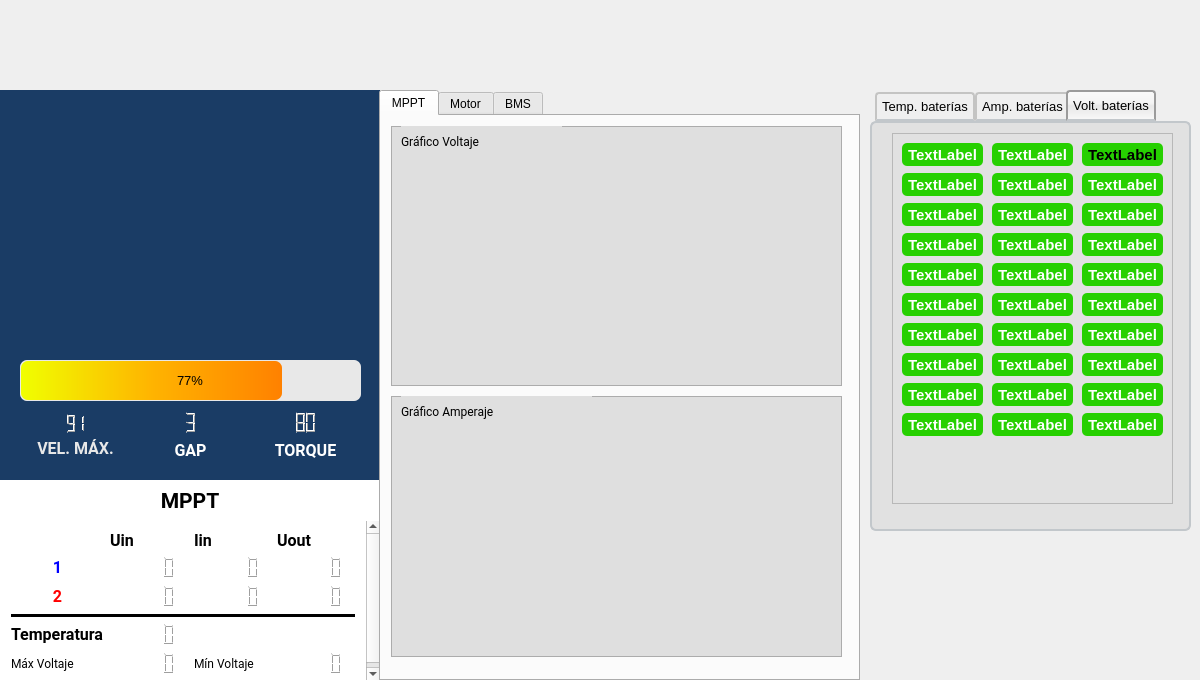
Above: dialog.ui from bryanbizarro/monitor-eolian before the change. Below: the same form after it.
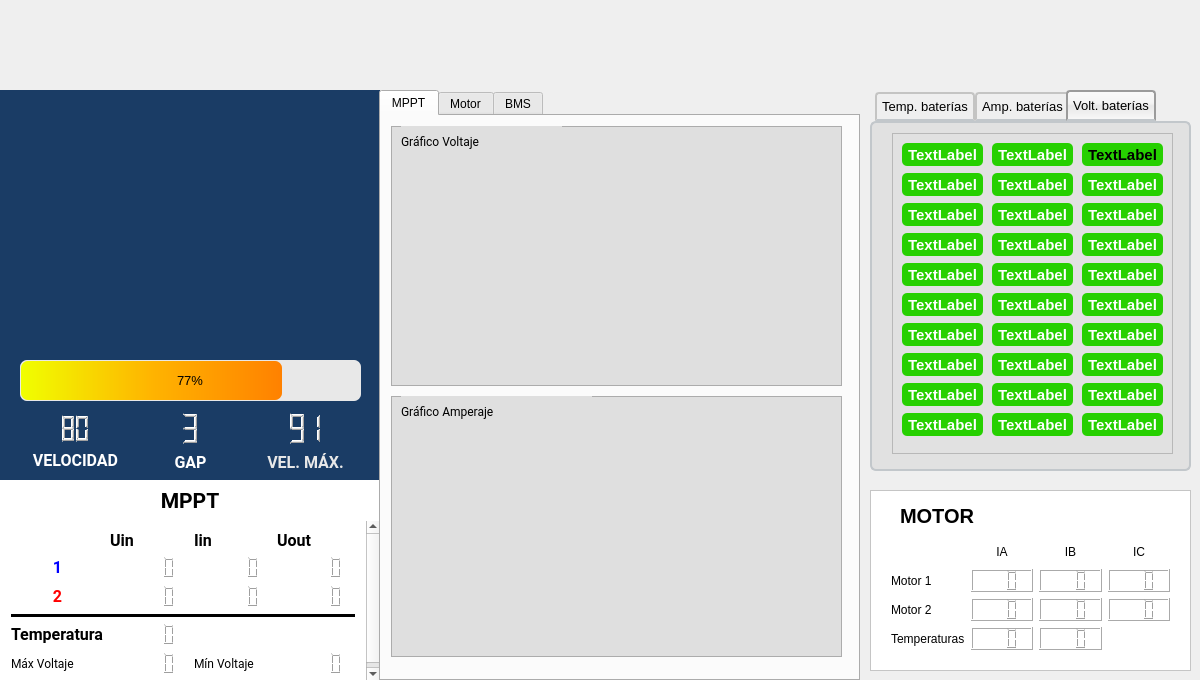
That is the form after the change. The open tabs and pages were chosen to show the change. Icons and pictures are not drawn. Custom widgets are drawn as their Qt base class.

```diff
--- a/dialog.ui
+++ b/dialog.ui
@@ -1174,7 +1174,7 @@
       <x>10</x>
       <y>310</y>
       <width>361</width>
-      <height>71</height>
+      <height>83</height>
      </rect>
     </property>
     <layout class="QHBoxLayout" name="horizontalLayout">
@@ -1193,6 +1193,144 @@
         <number>2</number>
        </property>
        <item>
+        <widget class="QLCDNumber" name="lcd_velocidad">
+         <property name="maximumSize">
+          <size>
+           <width>16777215</width>
+           <height>16777215</height>
+          </size>
+         </property>
+         <property name="font">
+          <font>
+           <family>Roboto</family>
+           <pointsize>48</pointsize>
+          </font>
+         </property>
+         <property name="layoutDirection">
+          <enum>Qt::LeftToRight</enum>
+         </property>
+         <property name="styleSheet">
+          <string notr="true">background: transparent;
+border: none;
+background-repeat: none;
+color:rgb(232, 232, 232);</string>
+         </property>
+         <property name="frameShape">
+          <enum>QFrame::StyledPanel</enum>
+         </property>
+         <property name="frameShadow">
+          <enum>QFrame::Raised</enum>
+         </property>
+         <property name="smallDecimalPoint">
+          <bool>false</bool>
+         </property>
+         <property name="digitCount">
+          <number>2</number>
+         </property>
+         <property name="mode">
+          <enum>QLCDNumber::Dec</enum>
+         </property>
+         <property name="intValue" stdset="0">
+          <number>80</number>
+         </property>
+        </widget>
+       </item>
+       <item>
+        <widget class="QLabel" name="label_3">
+         <property name="maximumSize">
+          <size>
+           <width>16777215</width>
+           <height>20</height>
+          </size>
+         </property>
+         <property name="font">
+          <font>
+           <family>Roboto</family>
+           <pointsize>12</pointsize>
+           <weight>75</weight>
+           <bold>true</bold>
+          </font>
+         </property>
+         <property name="styleSheet">
+          <string notr="true">background-color: transparent;
+background: none;
+border: none;
+background-repeat: none;
+color: #FFF;</string>
+         </property>
+         <property name="text">
+          <string>VELOCIDAD</string>
+         </property>
+         <property name="alignment">
+          <set>Qt::AlignCenter</set>
+         </property>
+        </widget>
+       </item>
+      </layout>
+     </item>
+     <item>
+      <layout class="QVBoxLayout" name="verticalLayout_5">
+       <item>
+        <widget class="QLCDNumber" name="lcd_gap">
+         <property name="maximumSize">
+          <size>
+           <width>16777215</width>
+           <height>16777215</height>
+          </size>
+         </property>
+         <property name="styleSheet">
+          <string notr="true">background: transparent;
+border: none;
+background-repeat: none;
+color:rgb(232, 232, 232);</string>
+         </property>
+         <property name="digitCount">
+          <number>1</number>
+         </property>
+         <property name="intValue" stdset="0">
+          <number>3</number>
+         </property>
+        </widget>
+       </item>
+       <item>
+        <widget class="QLabel" name="label_4">
+         <property name="maximumSize">
+          <size>
+           <width>16777215</width>
+           <height>20</height>
+          </size>
+         </property>
+         <property name="font">
+          <font>
+           <family>Roboto</family>
+           <pointsize>12</pointsize>
+           <weight>75</weight>
+           <bold>true</bold>
+          </font>
+         </property>
+         <property name="styleSheet">
+          <string notr="true">background-color: transparent;
+background: none;
+border: none;
+background-repeat: none;
+color: #FFF;</string>
+         </property>
+         <property name="text">
+          <string notr="true">GAP</string>
+         </property>
+         <property name="scaledContents">
+          <bool>false</bool>
+         </property>
+         <property name="alignment">
+          <set>Qt::AlignCenter</set>
+         </property>
+        </widget>
+       </item>
+      </layout>
+     </item>
+     <item>
+      <layout class="QVBoxLayout" name="verticalLayout_4">
+       <item>
         <widget class="QLCDNumber" name="lcd_max_speed">
          <property name="maximumSize">
           <size>
@@ -1273,144 +1411,6 @@
        </item>
       </layout>
      </item>
-     <item>
-      <layout class="QVBoxLayout" name="verticalLayout_5">
-       <item>
-        <widget class="QLCDNumber" name="lcd_gap">
-         <property name="maximumSize">
-          <size>
-           <width>16777215</width>
-           <height>16777215</height>
-          </size>
-         </property>
-         <property name="styleSheet">
-          <string notr="true">background: transparent;
-border: none;
-background-repeat: none;
-color:rgb(232, 232, 232);</string>
-         </property>
-         <property name="digitCount">
-          <number>1</number>
-         </property>
-         <property name="intValue" stdset="0">
-          <number>3</number>
-         </property>
-        </widget>
-       </item>
-       <item>
-        <widget class="QLabel" name="label_4">
-         <property name="maximumSize">
-          <size>
-           <width>16777215</width>
-           <height>20</height>
-          </size>
-         </property>
-         <property name="font">
-          <font>
-           <family>Roboto</family>
-           <pointsize>12</pointsize>
-           <weight>75</weight>
-           <bold>true</bold>
-          </font>
-         </property>
-         <property name="styleSheet">
-          <string notr="true">background-color: transparent;
-background: none;
-border: none;
-background-repeat: none;
-color: #FFF;</string>
-         </property>
-         <property name="text">
-          <string notr="true">GAP</string>
-         </property>
-         <property name="scaledContents">
-          <bool>false</bool>
-         </property>
-         <property name="alignment">
-          <set>Qt::AlignCenter</set>
-         </property>
-        </widget>
-       </item>
-      </layout>
-     </item>
-     <item>
-      <layout class="QVBoxLayout" name="verticalLayout_4">
-       <item>
-        <widget class="QLCDNumber" name="lcd_torque">
-         <property name="maximumSize">
-          <size>
-           <width>16777215</width>
-           <height>16777215</height>
-          </size>
-         </property>
-         <property name="font">
-          <font>
-           <family>Roboto</family>
-           <pointsize>48</pointsize>
-          </font>
-         </property>
-         <property name="layoutDirection">
-          <enum>Qt::LeftToRight</enum>
-         </property>
-         <property name="styleSheet">
-          <string notr="true">background: transparent;
-border: none;
-background-repeat: none;
-color:rgb(232, 232, 232);</string>
-         </property>
-         <property name="frameShape">
-          <enum>QFrame::StyledPanel</enum>
-         </property>
-         <property name="frameShadow">
-          <enum>QFrame::Raised</enum>
-         </property>
-         <property name="smallDecimalPoint">
-          <bool>false</bool>
-         </property>
-         <property name="digitCount">
-          <number>2</number>
-         </property>
-         <property name="mode">
-          <enum>QLCDNumber::Dec</enum>
-         </property>
-         <property name="intValue" stdset="0">
-          <number>80</number>
-         </property>
-        </widget>
-       </item>
-       <item>
-        <widget class="QLabel" name="label_3">
-         <property name="maximumSize">
-          <size>
-           <width>16777215</width>
-           <height>20</height>
-          </size>
-         </property>
-         <property name="font">
-          <font>
-           <family>Roboto</family>
-           <pointsize>12</pointsize>
-           <weight>75</weight>
-           <bold>true</bold>
-          </font>
-         </property>
-         <property name="styleSheet">
-          <string notr="true">background-color: transparent;
-background: none;
-border: none;
-background-repeat: none;
-color: #FFF;</string>
-         </property>
-         <property name="text">
-          <string>TORQUE</string>
-         </property>
-         <property name="alignment">
-          <set>Qt::AlignCenter</set>
-         </property>
-        </widget>
-       </item>
-      </layout>
-     </item>
     </layout>
    </widget>
    <widget class="QWidget" name="verticalLayoutWidget">
@@ -1431,7 +1431,7 @@
      <x>870</x>
      <y>90</y>
      <width>321</width>
-     <height>441</height>
+     <height>381</height>
     </rect>
    </property>
    <property name="font">
@@ -3975,7 +3975,7 @@
        <x>20</x>
        <y>10</y>
        <width>281</width>
-       <height>371</height>
+       <height>321</height>
       </rect>
      </property>
      <property name="frameShape">
@@ -4557,6 +4557,162 @@
     </widget>
    </widget>
   </widget>
+  <widget class="QFrame" name="frame_2">
+   <property name="geometry">
+    <rect>
+     <x>870</x>
+     <y>490</y>
+     <width>321</width>
+     <height>181</height>
+    </rect>
+   </property>
+   <property name="styleSheet">
+    <string notr="true">background-color:#FFF;
+</string>
+   </property>
+   <property name="frameShape">
+    <enum>QFrame::StyledPanel</enum>
+   </property>
+   <property name="frameShadow">
+    <enum>QFrame::Raised</enum>
+   </property>
+   <widget class="QLabel" name="label_31">
+    <property name="geometry">
+     <rect>
+      <x>30</x>
+      <y>10</y>
+      <width>81</width>
+      <height>31</height>
+     </rect>
+    </property>
+    <property name="styleSheet">
+     <string notr="true">font-size:20px;
+font-weight: bold;</string>
+    </property>
+    <property name="text">
+     <string>MOTOR</string>
+    </property>
+   </widget>
+   <widget class="QWidget" name="gridLayoutWidget">
+    <property name="geometry">
+     <rect>
+      <x>10</x>
+      <y>40</y>
+      <width>301</width>
+      <height>131</height>
+     </rect>
+    </property>
+    <layout class="QGridLayout" name="gridLayout_3">
+     <item row="1" column="3">
+      <widget class="QLCDNumber" name="lcd_eng1_IB">
+       <property name="digitCount">
+        <number>3</number>
+       </property>
+      </widget>
+     </item>
+     <item row="1" column="2">
+      <widget class="QLCDNumber" name="lcd_eng1_IA">
+       <property name="digitCount">
+        <number>3</number>
+       </property>
+      </widget>
+     </item>
+     <item row="2" column="4">
+      <widget class="QLCDNumber" name="lcd_eng2_IC">
+       <property name="digitCount">
+        <number>3</number>
+       </property>
+      </widget>
+     </item>
+     <item row="2" column="0">
+      <widget class="QLabel" name="label_34">
+       <property name="text">
+        <string>Motor 2</string>
+       </property>
+      </widget>
+     </item>
+     <item row="0" column="4">
+      <widget class="QLabel" name="label_36">
+       <property name="text">
+        <string>IC</string>
+       </property>
+       <property name="alignment">
+        <set>Qt::AlignCenter</set>
+       </property>
+      </widget>
+     </item>
+     <item row="0" column="3">
+      <widget class="QLabel" name="label_35">
+       <property name="text">
+        <string>IB</string>
+       </property>
+       <property name="alignment">
+        <set>Qt::AlignCenter</set>
+       </property>
+      </widget>
+     </item>
+     <item row="2" column="2">
+      <widget class="QLCDNumber" name="lcd_eng2_IA">
+       <property name="digitCount">
+        <number>3</number>
+       </property>
+      </widget>
+     </item>
+     <item row="0" column="2">
+      <widget class="QLabel" name="label_33">
+       <property name="text">
+        <string>IA</string>
+       </property>
+       <property name="alignment">
+        <set>Qt::AlignCenter</set>
+       </property>
+      </widget>
+     </item>
+     <item row="1" column="4">
+      <widget class="QLCDNumber" name="lcd_eng1_IC">
+       <property name="digitCount">
+        <number>3</number>
+       </property>
+      </widget>
+     </item>
+     <item row="2" column="3">
+      <widget class="QLCDNumber" name="lcd_eng2_IB">
+       <property name="digitCount">
+        <number>3</number>
+       </property>
+      </widget>
+     </item>
+     <item row="1" column="0">
+      <widget class="QLabel" name="label_32">
+       <property name="text">
+        <string>Motor 1</string>
+       </property>
+      </widget>
+     </item>
+     <item row="3" column="0">
+      <widget class="QLabel" name="label_37">
+       <property name="text">
+        <string>Temperaturas</string>
+       </property>
+      </widget>
+     </item>
+     <item row="3" column="2">
+      <widget class="QLCDNumber" name="lcd_eng1Temp">
+       <property name="digitCount">
+        <number>3</number>
+       </property>
+      </widget>
+     </item>
+     <item row="3" column="3">
+      <widget class="QLCDNumber" name="lcd_eng2Temp">
+       <property name="digitCount">
+        <number>3</number>
+       </property>
+      </widget>
+     </item>
+    </layout>
+   </widget>
+  </widget>
   <zorder>stats_frame</zorder>
   <zorder>pushButton</zorder>
   <zorder>tab_grafos</zorder>
```
Left out of the diff: 3 changed lines with no effect on the pictures.
